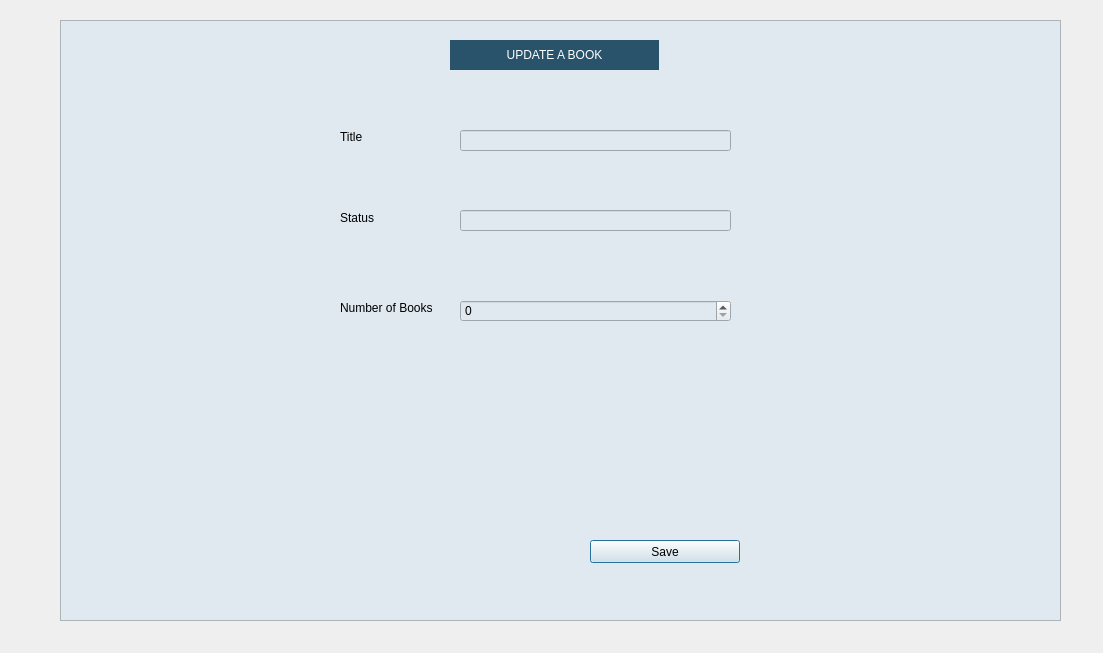
The window that theLIBRARY/updatebook.ui (270122090/the_Library) describes before a commit, drawn with Qt 5.
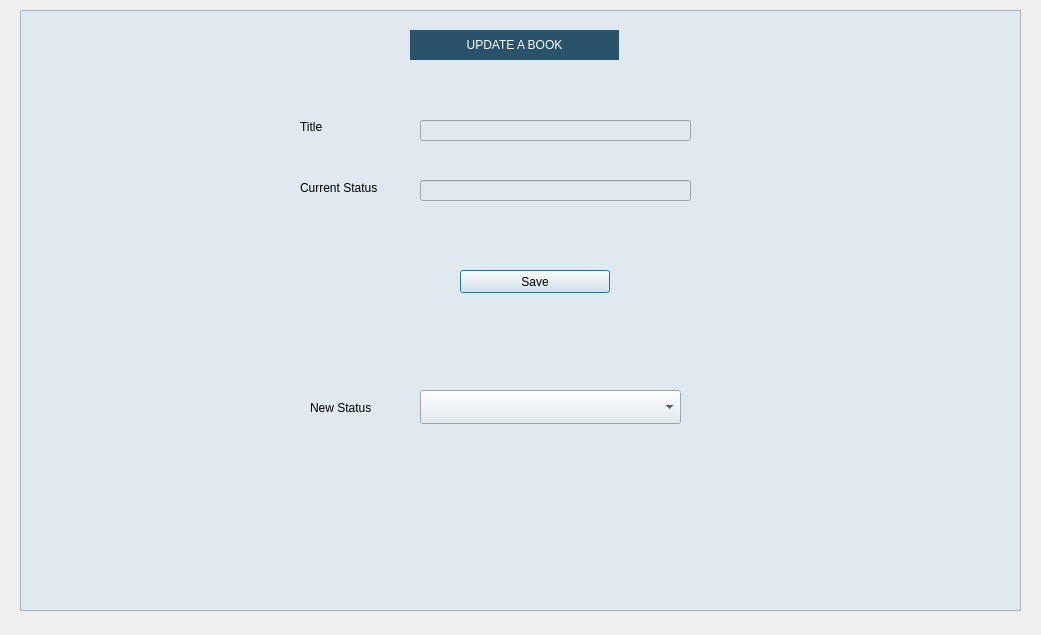
The same window after the commit.

Patch:
```diff
--- a/theLIBRARY/updatebook.ui
+++ b/theLIBRARY/updatebook.ui
@@ -6,8 +6,8 @@
    <rect>
     <x>0</x>
     <y>0</y>
-    <width>1103</width>
-    <height>653</height>
+    <width>1041</width>
+    <height>635</height>
    </rect>
   </property>
   <property name="windowTitle">
@@ -16,8 +16,8 @@
   <widget class="QFrame" name="frame">
    <property name="geometry">
     <rect>
-     <x>60</x>
-     <y>20</y>
+     <x>20</x>
+     <y>10</y>
      <width>1001</width>
      <height>601</height>
     </rect>
@@ -34,8 +34,8 @@
    <widget class="QPushButton" name="btnupdatebook">
     <property name="geometry">
      <rect>
-      <x>530</x>
-      <y>520</y>
+      <x>440</x>
+      <y>260</y>
       <width>150</width>
       <height>23</height>
      </rect>
@@ -47,25 +47,12 @@
      <string>Save</string>
     </property>
    </widget>
-   <widget class="QSpinBox" name="uQty">
-    <property name="geometry">
-     <rect>
-      <x>400</x>
-      <y>280</y>
-      <width>271</width>
-      <height>22</height>
-     </rect>
-    </property>
-    <property name="styleSheet">
-     <string notr="true">font: 75 9pt &quot;Yu Gothic UI&quot;;</string>
-    </property>
-   </widget>
    <widget class="QLabel" name="label_3">
     <property name="geometry">
      <rect>
-      <x>280</x>
-      <y>190</y>
-      <width>47</width>
+      <x>290</x>
+      <y>390</y>
+      <width>71</width>
       <height>16</height>
      </rect>
     </property>
@@ -73,7 +60,7 @@
      <string notr="true">font: 75 9pt &quot;Yu Gothic UI&quot;;</string>
     </property>
     <property name="text">
-     <string>Status</string>
+     <string>New Status</string>
     </property>
    </widget>
    <widget class="QLabel" name="label">
@@ -92,16 +79,6 @@
      <string>Title</string>
     </property>
    </widget>
-   <widget class="QLineEdit" name="uStatus">
-    <property name="geometry">
-     <rect>
-      <x>400</x>
-      <y>190</y>
-      <width>271</width>
-      <height>21</height>
-     </rect>
-    </property>
-   </widget>
    <widget class="QLabel" name="LibraryTitle_3">
     <property name="geometry">
      <rect>
@@ -129,22 +106,6 @@
      <set>Qt::AlignCenter</set>
     </property>
    </widget>
-   <widget class="QLabel" name="label_6">
-    <property name="geometry">
-     <rect>
-      <x>280</x>
-      <y>280</y>
-      <width>101</width>
-      <height>16</height>
-     </rect>
-    </property>
-    <property name="styleSheet">
-     <string notr="true">font: 75 9pt &quot;Yu Gothic UI&quot;;</string>
-    </property>
-    <property name="text">
-     <string>Number of Books</string>
-    </property>
-   </widget>
    <widget class="QLineEdit" name="uBookTitle">
     <property name="geometry">
      <rect>
@@ -155,6 +116,42 @@
      </rect>
     </property>
    </widget>
+   <widget class="QComboBox" name="updatecombo">
+    <property name="geometry">
+     <rect>
+      <x>400</x>
+      <y>380</y>
+      <width>261</width>
+      <height>34</height>
+     </rect>
+    </property>
+   </widget>
+   <widget class="QLineEdit" name="currentstatus">
+    <property name="geometry">
+     <rect>
+      <x>400</x>
+      <y>170</y>
+      <width>271</width>
+      <height>21</height>
+     </rect>
+    </property>
+   </widget>
+   <widget class="QLabel" name="label_4">
+    <property name="geometry">
+     <rect>
+      <x>280</x>
+      <y>170</y>
+      <width>91</width>
+      <height>16</height>
+     </rect>
+    </property>
+    <property name="styleSheet">
+     <string notr="true">font: 75 9pt &quot;Yu Gothic UI&quot;;</string>
+    </property>
+    <property name="text">
+     <string>Current Status</string>
+    </property>
+   </widget>
   </widget>
  </widget>
  <resources/>
```
